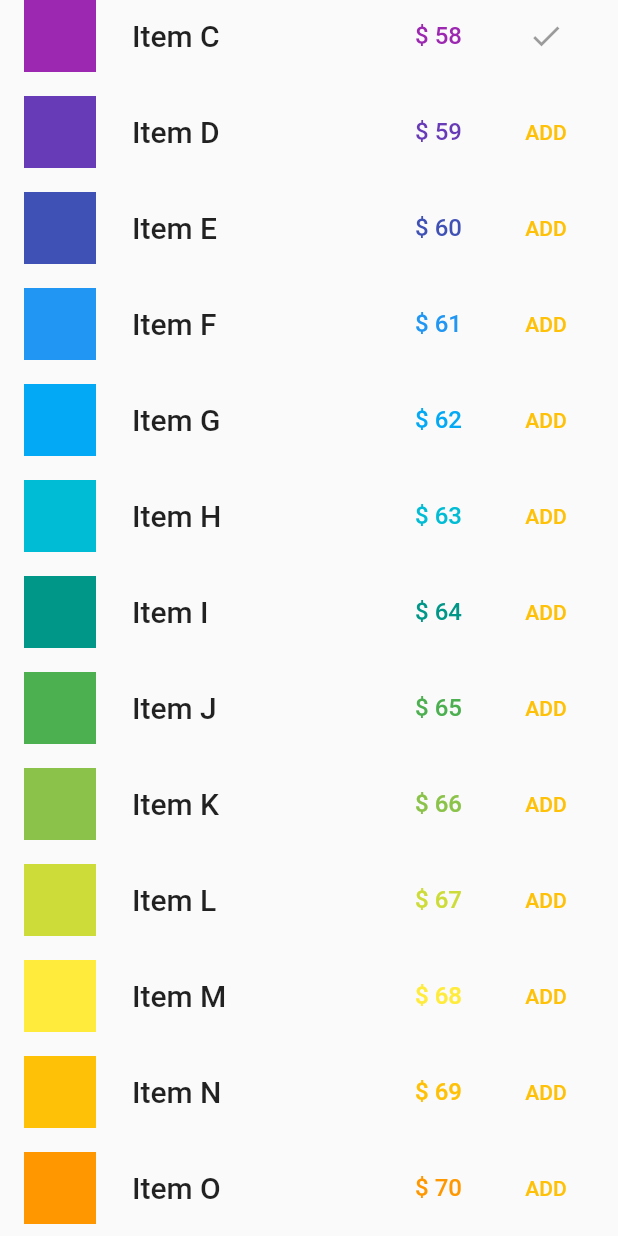
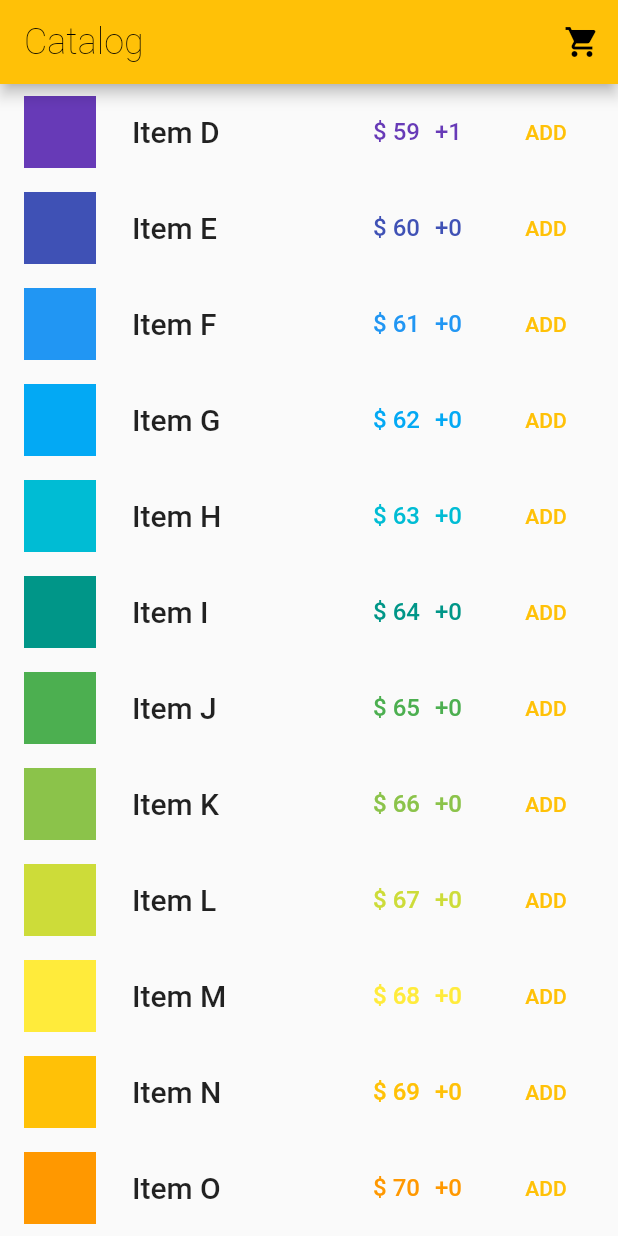
Before and after one commit to Snoy-Kuo/shopper_provider, a Flutter app: the screen it shows after launch, scrolled down 204 dp, after a tap on "ADD", on a phone screen of 412 x 824 dp. Run offline on Flutter 3.47's test engine with Material 2 defaults, Android fonts, the phone set to English and light mode, and no system bars.

Commit message:
try 4: "add buy volume." done.

```diff
--- a/lib/models/cart.dart
+++ b/lib/models/cart.dart
@@ -1,6 +1,8 @@
 // Copyright 2019 The Flutter team. All rights reserved.
 // Use of this source code is governed by a BSD-style license that can be
 // found in the LICENSE file.
+
+import 'dart:collection';
 
 import 'package:flutter/foundation.dart';
 import 'package:shopper_provider/models/catalog.dart';
@@ -10,7 +12,7 @@ class CartModel extends ChangeNotifier {
   late CatalogModel _catalog;
 
   /// Internal, private state of the cart. Stores the ids of each item.
-  final List<int> _itemIds = [];
+  final LinkedHashMap<int, int> _itemIdVols = LinkedHashMap();
 
   /// The current catalog. Used to construct items from numeric ids.
   CatalogModel get catalog => _catalog;
@@ -24,24 +26,60 @@ class CartModel extends ChangeNotifier {
   }
 
   /// List of items in the cart.
-  List<Item> get items => _itemIds.map((id) => _catalog.getById(id)).toList();
+  List<CartItem> get items => _itemIdVols.entries
+      .map((entry) => CartItem(_catalog.getById(entry.key), entry.value))
+      .toList();
 
   /// The current total price of all items.
-  int get totalPrice =>
-      items.fold(0, (total, current) => total + current.price);
+  int get totalPrice => items.fold(
+      0, (total, current) => total + current.info.price * current.volume);
 
   /// Adds [item] to cart. This is the only way to modify the cart from outside.
   void add(Item item) {
-    _itemIds.add(item.id);
+    if (_itemIdVols[item.id] != null) {
+      _itemIdVols[item.id] = _itemIdVols[item.id]! + 1;
+    } else {
+      _itemIdVols[item.id] = 1;
+    }
     // This line tells [Model] that it should rebuild the widgets that
     // depend on it.
     notifyListeners();
   }
 
   void remove(Item item) {
-    _itemIds.remove(item.id);
+    if (_itemIdVols[item.id] != null) {
+      if (_itemIdVols[item.id]! > 1) {
+        _itemIdVols[item.id] = _itemIdVols[item.id]! - 1;
+      } else {
+        _itemIdVols.remove(item.id);
+      }
+    }
     // Don't forget to tell dependent widgets to rebuild _every time_
     // you change the model.
     notifyListeners();
   }
+
+  ///contains item
+  int contains(Item info) {
+    if (null == _itemIdVols[info.id]) return 0;
+
+    return _itemIdVols[info.id]!;
+  }
 }
+
+class CartItem {
+  final Item info;
+  int volume = 0;
+
+  CartItem(this.info, this.volume);
+
+  void increment() {
+    volume += 1;
+  }
+
+  void decrement() {
+    if (volume > 0) {
+      volume -= 1;
+    }
+  }
+}
--- a/lib/screens/catalog.dart
+++ b/lib/screens/catalog.dart
@@ -34,37 +34,20 @@ class _AddButton extends StatelessWidget {
 
   @override
   Widget build(BuildContext context) {
-    // The context.select() method will let you listen to changes to
-    // a *part* of a model. You define a function that "selects" (i.e. returns)
-    // the part you're interested in, and the provider package will not rebuild
-    // this widget unless that particular part of the model changes.
-    //
-    // This can lead to significant performance improvements.
-    var isInCart = context.select<CartModel, bool>(
-      // Here, we are only interested whether [item] is inside the cart.
-      (cart) => cart.items.contains(item),
-    );
-
     return TextButton(
-      onPressed: isInCart
-          ? null
-          : () {
-              // If the item is not in cart, we let the user add it.
-              // We are using context.read() here because the callback
-              // is executed whenever the user taps the button. In other
-              // words, it is executed outside the build method.
-              var cart = context.read<CartModel>();
-              cart.add(item);
-            },
+      onPressed: () {
+        var cart = context.read<CartModel>();
+        cart.add(item);
+      },
       style: ButtonStyle(
         overlayColor: MaterialStateProperty.resolveWith<Color?>((states) {
           if (states.contains(MaterialState.pressed)) {
-            return Theme.of(context).primaryColor;
+            return Theme.of(context).primaryColorDark;
           }
           return null; // Defer to the widget's default.
         }),
       ),
-      child: isInCart ? Icon(Icons.check, semanticLabel: 'ADDED') : Text('ADD'),
+      child: Text('ADD'),
     );
   }
 }
@@ -74,7 +57,7 @@ class _MyAppBar extends StatelessWidget {
   Widget build(BuildContext context) {
     return SliverAppBar(
       title: Text('Catalog', style: Theme.of(context).textTheme.headline1),
-      floating: true,
+      pinned: true,
       actions: [
         IconButton(
           icon: Icon(Icons.shopping_cart),
@@ -97,6 +80,7 @@ class _MyListItem extends StatelessWidget {
       // about any other change.
       (catalog) => catalog.getByPosition(index),
     );
+    var stock = context.select<CartModel, int>((cart) => cart.contains(item));
     var textTheme = Theme.of(context).textTheme.headline6;
 
     return Padding(
@@ -118,6 +102,9 @@ class _MyListItem extends StatelessWidget {
             SizedBox(width: 10),
             Text('\$ ${item.price}',
                 style: textTheme!.copyWith(fontSize: 16, color: item.color)),
+            SizedBox(width: 10),
+            Text('+$stock',
+                style: textTheme.copyWith(fontSize: 16, color: item.color)),
             SizedBox(width: 24),
             _AddButton(item: item),
           ],
```
Also changed, not shown: lib/screens/cart.dart (+6 -2 lines).
